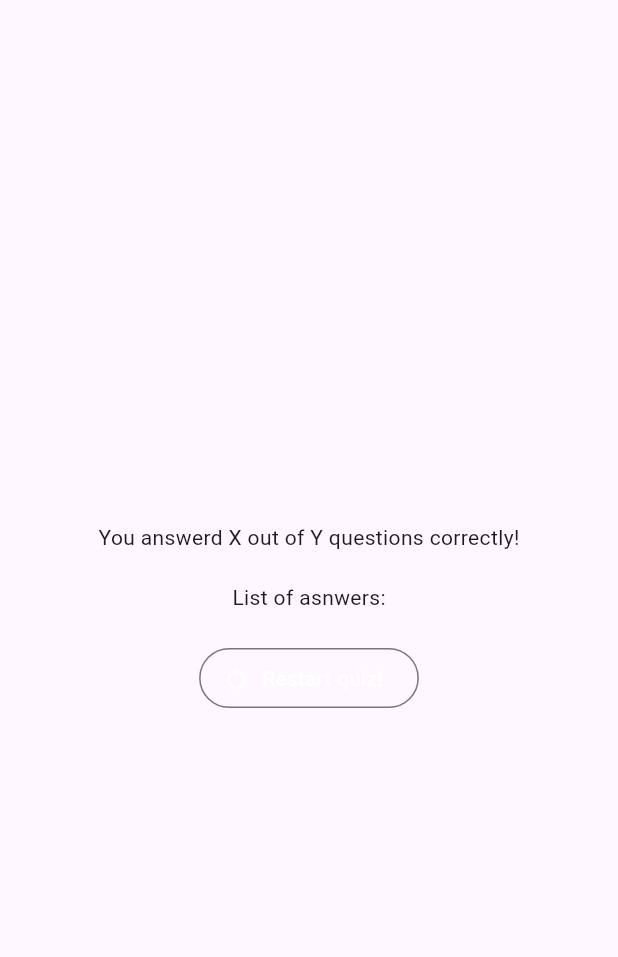
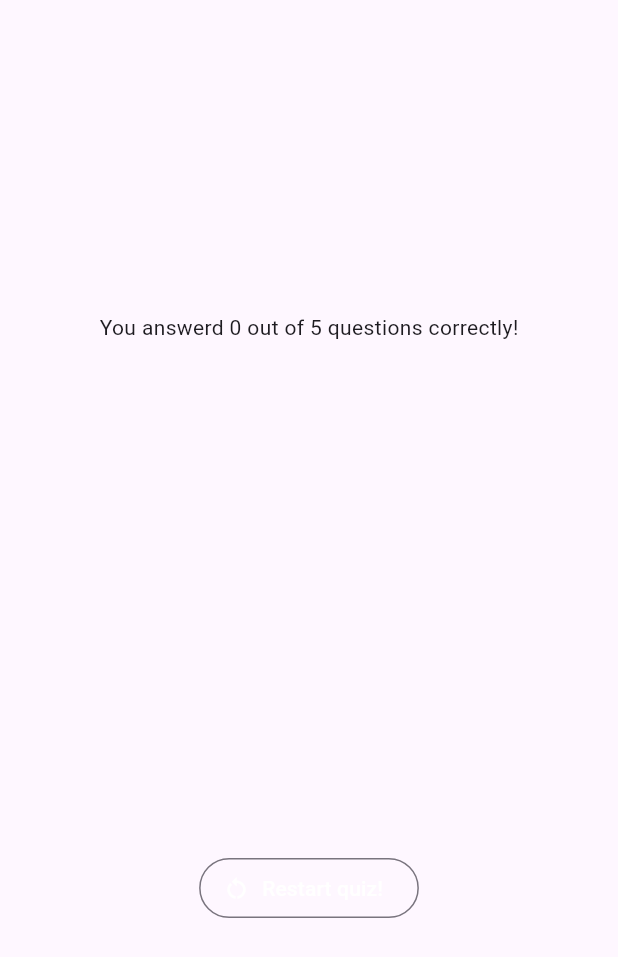
Before and after one commit to m104tanaka/adv_basics, a Flutter app: the ResultsScreen widget shown alone on an empty page, opened directly with empty values, on a phone screen of 412 x 824 dp. Shown: the top 957 px of the screen. Run offline on Flutter 3.47's test engine with Material 3 defaults, Android fonts, the phone set to English and light mode, and no system bars; our stand-ins replace google_fonts.

Commit message:
Add scroll for questions summary

```diff
--- a/lib/questions_summary.dart
+++ b/lib/questions_summary.dart
@@ -7,13 +7,27 @@ class QuestionsSummary extends StatelessWidget {
 
   @override
   Widget build(BuildContext context) {
-    return Column(
-      children: summaryData.map(
-        (data) {
-          return Row(children: [
-            Text(((data['question'] as int) + 1).toString()),
-          ],);
-        }).toList()
+    return SizedBox(
+      height: 300,
+
+      child: SingleChildScrollView(
+        child: Column(
+          children: summaryData.map(
+            (data) {
+              return Row(children: [
+                Text(((data['question_index'] as int) + 1).toString()),
+                Expanded(
+                  child: Column(children: [
+                    Text(data['question'] as String),
+                    const SizedBox(height: 5,),
+                    Text(data['user_answer'] as String),
+                    Text(data['correct_answer'] as String),
+                  ],),
+                ),
+              ],);
+            }).toList()
+        ),
+      ),
     );
   }
 }
--- a/lib/quiz.dart
+++ b/lib/quiz.dart
@@ -28,7 +28,6 @@ class _QuizState extends State<Quiz> {
     if (selectedAnswers.length == questions.length) {
       setState(() {
         activeScreen = 'results-screen';
-        selectedAnswers.clear();
       });
     }
   }
--- a/lib/results_screen.dart
+++ b/lib/results_screen.dart
@@ -1,4 +1,5 @@
 import 'package:adv_basics/data/questions_answers.dart';
+import 'package:adv_basics/questions_summary.dart';
 import 'package:flutter/material.dart';
 
 class ResultsScreen extends StatelessWidget {
@@ -24,6 +25,12 @@ class ResultsScreen extends StatelessWidget {
 
   @override
   Widget build(BuildContext context) {
+    final summaryData = getSummaryData();
+    final numTotalQuestions = questions.length;
+    final numCorrectQuestions = summaryData.where((data) {
+      return data['user_answer'] == data['correct_answer'];
+    }).length;
+
     return SizedBox(
       width: double.infinity,
       child: Container(
@@ -31,13 +38,11 @@ class ResultsScreen extends StatelessWidget {
         child: Column(
           mainAxisAlignment: MainAxisAlignment.center,
           children: [
-            const Text(
-              'You answerd X out of Y questions correctly!',
+            Text(
+              'You answerd $numCorrectQuestions out of $numTotalQuestions questions correctly!',
             ),
             const SizedBox(height: 20),
-            const Text(
-              'List of asnwers:'
-            ),
+            QuestionsSummary(summaryData),
             const SizedBox(height: 20),
             OutlinedButton.icon(
             icon: const Icon(Icons.restart_alt, color: Colors.white),
```
